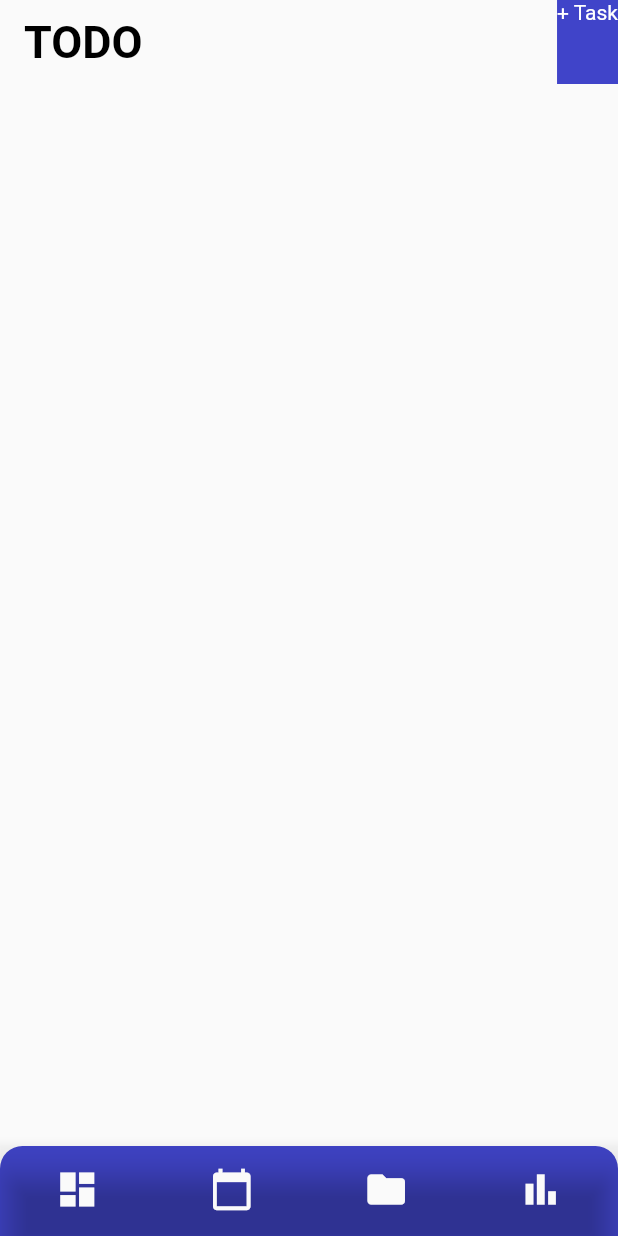
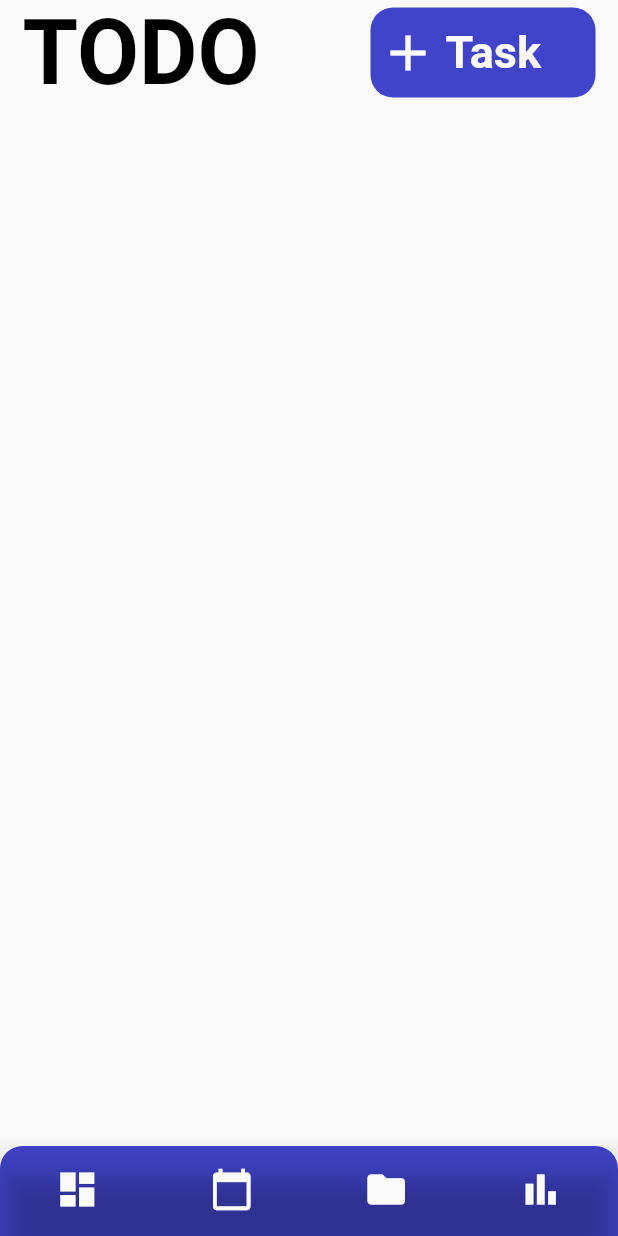
Before and after one commit to mstermigol/todo_app_2, a Flutter app: the screen it shows after launch, on a phone screen of 412 x 824 dp. Run offline on Flutter 3.47's test engine with Material 2 defaults, Android fonts, the phone set to English and light mode, and no system bars.

Commit message:
Finished appBar, disabled splash in navBar

```diff
--- a/lib/screens/dashboard.dart
+++ b/lib/screens/dashboard.dart
@@ -9,29 +9,98 @@ class Dashboard extends StatefulWidget {
 }
 
 class _DashboardState extends State<Dashboard> {
+  static double referencia = 30;
+
   @override
   Widget build(BuildContext context) {
-    return Scaffold(
-      appBar: AppBar(
-        elevation: 0,
-        backgroundColor: PALETTE.white,
-        title: const Text(
-          "TODO",
-          style: TextStyle(
-            color: Colors.black,
-            fontSize: 30,
-            fontWeight: FontWeight.bold,
-          ),
-          ),
-        actions:  [
-          Container(
-            color: PALETTE.primaryPurple,
-            height: 30,
-            child: const Text("+ Task"),
+    return SafeArea(
+      child: Scaffold(
+        appBar: PreferredSize(
+          preferredSize: Size.fromHeight((referencia*2)+10),
+          child: AppBarHome(referencia: referencia),
+        ),
+        body: const CustomScrollView(
+          physics: ClampingScrollPhysics(),
+          slivers: [
 
-          )
-        ]
+          ],
+        ),
       ),
     );
   }
 }
+
+class AppBarHome extends StatelessWidget {
+  const AppBarHome({
+    super.key,
+    required this.referencia,
+  });
+
+  final double referencia;
+
+  @override
+  Widget build(BuildContext context) {
+    return Padding(
+      padding: const EdgeInsets.symmetric(horizontal: 15),
+      child: Row(
+        mainAxisAlignment: MainAxisAlignment.spaceBetween,
+        crossAxisAlignment: CrossAxisAlignment.end,
+        children: [
+          SizedBox(
+            height: (referencia*2) + 5,
+            child: Text(
+              "TODO",
+              style: TextStyle(
+                color: Colors.black,
+                fontSize: referencia*2,
+                fontWeight: FontWeight.bold,
+              ),
+            ),
+          ),
+          Container(
+            decoration: BoxDecoration(
+              borderRadius: BorderRadius.circular(15),
+              color: PALETTE.primaryPurple,
+            ),
+            child: Material(
+              color: Colors.transparent,
+              child: InkWell(
+                onTap: () {},
+                borderRadius: BorderRadius.circular(15),
+                splashColor: PALETTE.white.withOpacity(0.4),
+                child: SizedBox(
+                  height: referencia*2,
+                  width: 150,
+                  child: Row(
+                    crossAxisAlignment: CrossAxisAlignment.center,
+                    mainAxisAlignment: MainAxisAlignment.start,
+                    children:  [
+                      const Padding(
+                        padding: EdgeInsets.only(left: 5.0),
+                        child: Icon(
+                          Icons.add,
+                          color: PALETTE.white,
+                          size: 40,
+                        ),
+                      ),
+                      Padding(
+                        padding: const EdgeInsets.only(left: 5.0),
+                        child: Text(
+                          "Task",
+                          style: TextStyle(
+                              color: PALETTE.white,
+                              fontSize: referencia,
+                              fontWeight: FontWeight.bold),
+                        ),
+                      )
+                    ],
+                  ),
+                ),
+              ),
+            ),
+          )
+        ],
+      ),
+    );
+  }
+}
--- a/lib/screens/home.dart
+++ b/lib/screens/home.dart
@@ -16,6 +16,7 @@ class Home extends StatefulWidget {
 class _HomeState extends State<Home> {
   //Properties
   int _currentIndex = 0;
+  static double referencia = 30;
 
   final List<Widget> screens = [
     const Dashboard(),
@@ -38,7 +39,7 @@ class _HomeState extends State<Home> {
         child: currentScreen,
         ),
       bottomNavigationBar: Container(
-        height: 60,
+        height: referencia*2,
         decoration: const BoxDecoration(
           color: PALETTE.primaryPurple,
           borderRadius: BorderRadius.only(
@@ -46,8 +47,13 @@ class _HomeState extends State<Home> {
             topLeft: Radius.circular(15)
           )
         ),
+        child: Theme(
+          data: ThemeData(
+            splashColor: Colors.transparent,
+            highlightColor: Colors.transparent
+          ),
           child: BottomNavigationBar(
-          iconSize: 30,
+            iconSize: referencia,
             selectedItemColor: PALETTE.white,
             unselectedItemColor: PALETTE.white,
             showSelectedLabels: false,
@@ -85,6 +91,7 @@ class _HomeState extends State<Home> {
             ],
           ),
         ),
+      ),
 
     );
   }
```
Lines whose indentation alone changed are shown as unchanged.
